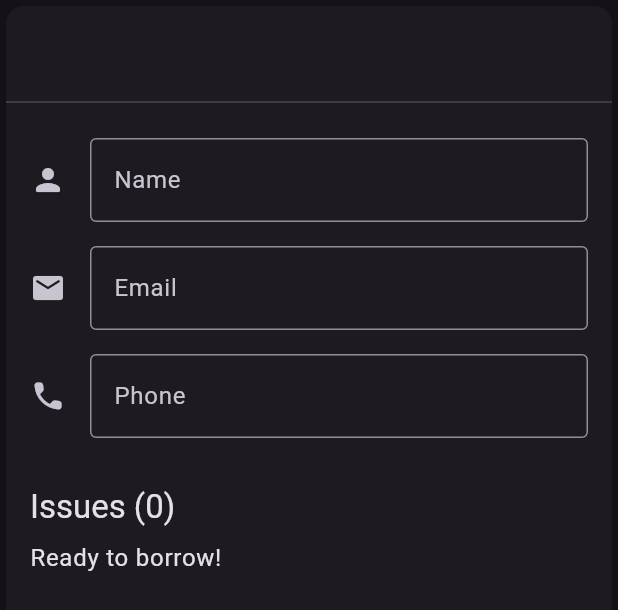
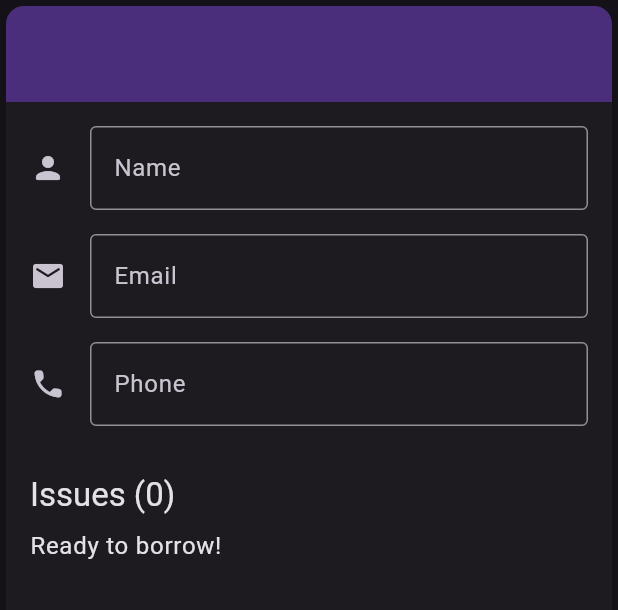
Before and after one commit to pvdthings/librarian_app, a Flutter app: the BorrowerDetailsPane widget shown alone on an empty page, opened directly with empty values, on a phone screen of 412 x 824 dp. Shown: the top 610 px of the screen. Run offline on Flutter 3.47's test engine with Material 2 defaults, Android fonts, the phone set to English and light mode, and no system bars; our stand-ins replace dio, supabase_flutter; accounts and stored records are empty; network calls fail.

Commit message:
Add purple background to pane header

```diff
--- a/lib/main.dart
+++ b/lib/main.dart
@@ -46,6 +46,7 @@ class LibrarianApp extends StatelessWidget {
       debugShowCheckedModeBanner: false,
       theme: ThemeData(
         primarySwatch: Colors.indigo,
+        primaryColor: Colors.deepPurple,
         brightness: Brightness.dark,
         useMaterial3: true,
       ),
--- a/lib/src/features/borrowers/presentation/borrower_details_pane.dart
+++ b/lib/src/features/borrowers/presentation/borrower_details_pane.dart
@@ -15,6 +15,7 @@ class BorrowerDetailsPane extends StatelessWidget {
   @override
   Widget build(BuildContext context) {
     return Card(
+      clipBehavior: Clip.antiAlias,
       child: borrower == null
           ? const Center(child: Text('Borrower Details'))
           : Column(
@@ -36,7 +37,6 @@ class BorrowerDetailsPane extends StatelessWidget {
                     ],
                   ),
                 ),
-                const Divider(),
                 Padding(
                   padding: const EdgeInsets.all(16),
                   child: BorrowerDetails(borrower: borrower!),
--- a/lib/src/features/borrowers/presentation/borrowers_desktop_layout.dart
+++ b/lib/src/features/borrowers/presentation/borrowers_desktop_layout.dart
@@ -23,6 +23,7 @@ class _BorrowersDesktopLayoutState extends State<BorrowersDesktopLayout> {
         return Row(
           children: [
             Card(
+              clipBehavior: Clip.antiAlias,
               child: SizedBox(
                 width: 500,
                 child: Consumer<BorrowersViewModel>(
@@ -60,7 +61,6 @@ class _BorrowersDesktopLayoutState extends State<BorrowersDesktopLayout> {
                             ),
                           ),
                         ),
-                        const Divider(),
                         BorrowersList(
                           borrowers: model.filtered(_searchFilter),
                           selected: model.selectedBorrower,
--- a/lib/src/features/common/widgets/dashboard/pane_header.dart
+++ b/lib/src/features/common/widgets/dashboard/pane_header.dart
@@ -7,11 +7,15 @@ class PaneHeader extends StatelessWidget {
 
   @override
   Widget build(BuildContext context) {
-    return Padding(
-      padding: const EdgeInsets.only(left: 16, top: 8, right: 16),
-      child: SizedBox(
-        height: 48,
-        child: Center(child: child),
+    return Container(
+      decoration:
+          BoxDecoration(color: Theme.of(context).primaryColor.withAlpha(155)),
+      child: Padding(
+        padding: const EdgeInsets.symmetric(horizontal: 16, vertical: 8),
+        child: SizedBox(
+          height: 48,
+          child: Center(child: child),
+        ),
       ),
     );
   }
--- a/lib/src/features/loans/presentation/loan_details_pane.dart
+++ b/lib/src/features/loans/presentation/loan_details_pane.dart
@@ -35,6 +35,7 @@ class _LoanDetailsPaneState extends State<LoanDetailsPane> {
     final loan = widget.loan;
 
     return Card(
+      clipBehavior: Clip.antiAlias,
       child: loan == null
           ? const Center(child: Text('Loan Details'))
           : Column(
@@ -101,7 +102,6 @@ class _LoanDetailsPaneState extends State<LoanDetailsPane> {
                     ],
                   ),
                 ),
-                const Divider(),
                 Padding(
                   padding: const EdgeInsets.all(16),
                   child: LoanDetails(
--- a/lib/src/features/loans/presentation/loans_desktop_layout.dart
+++ b/lib/src/features/loans/presentation/loans_desktop_layout.dart
@@ -22,6 +22,7 @@ class _LoansDesktopLayoutState extends State<LoansDesktopLayout> {
     return Row(
       children: [
         Card(
+          clipBehavior: Clip.antiAlias,
           child: SizedBox(
             width: 500,
             child: Consumer<LoansViewModel>(
@@ -59,7 +60,6 @@ class _LoansDesktopLayoutState extends State<LoansDesktopLayout> {
                         ),
                       ),
                     ),
-                    const Divider(),
                     LoansList(
                       loans: model.filtered(_searchFilter),
                       selected: model.selectedLoan,
```
